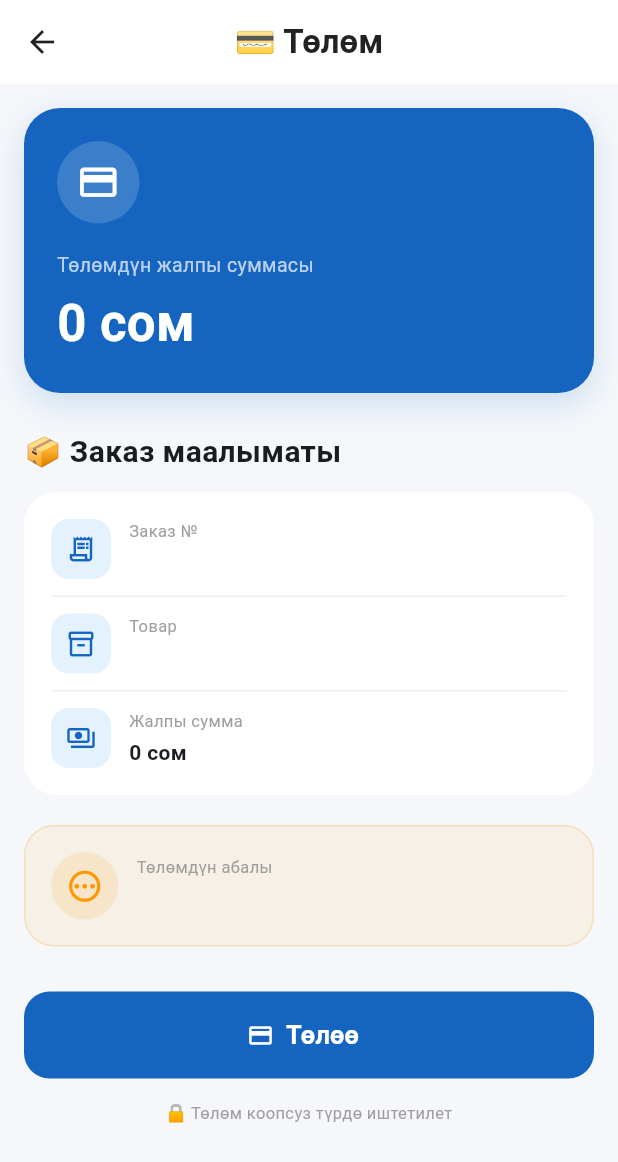
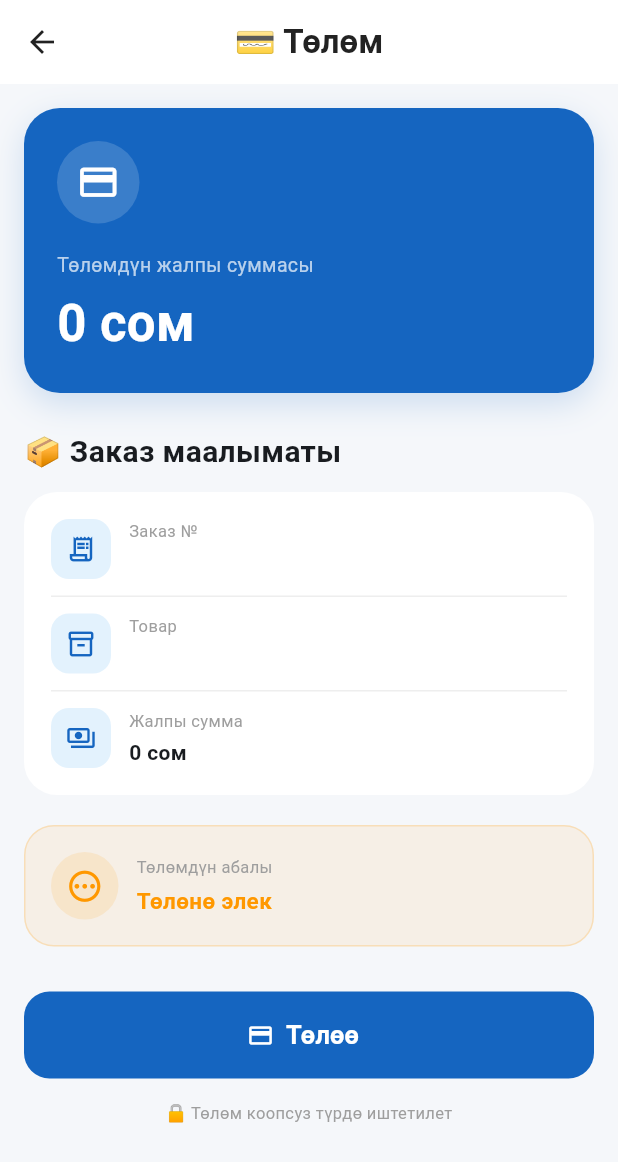
Before and after one commit to borboevmarlen2004-max/kg-korea-delivery, a Flutter app: the PaymentPage screen opened directly with empty values, on a phone screen of 412 x 824 dp. Shown: the top 1162 px of the screen. Run offline on Flutter 3.47's test engine with Material 3 defaults, Android fonts, the phone set to English and light mode, and no system bars; our stand-ins replace cloud_firestore, firebase_auth, firebase_core, firebase_messaging, firebase_storage, image_picker and 1 more; accounts and stored records are empty; statements that could not run were skipped.

Commit message:
Add multilingual payment page

```diff
--- a/lib/pages/payment_page.dart
+++ b/lib/pages/payment_page.dart
@@ -1,5 +1,6 @@
 import 'package:flutter/material.dart';
 import 'package:cloud_firestore/cloud_firestore.dart';
+import 'package:shared_preferences/shared_preferences.dart';
 
 class PaymentPage extends StatefulWidget {
   final Map<String, dynamic> data;
@@ -12,6 +13,131 @@ class PaymentPage extends StatefulWidget {
 
 class _PaymentPageState extends State<PaymentPage> {
   bool isPaying = false;
+  String currentLanguage = 'ky';
+
+  @override
+  void initState() {
+    super.initState();
+    _loadLanguage();
+  }
+
+  // =========================================================
+  // 🌍 LANGUAGE
+  // =========================================================
+
+  Future<void> _loadLanguage() async {
+    final prefs = await SharedPreferences.getInstance();
+
+    final language = prefs.getString('language') ?? 'ky';
+
+    if (!mounted) return;
+
+    setState(() {
+      currentLanguage = language;
+    });
+  }
+
+  String t(String key) {
+    const translations = <String, Map<String, String>>{
+      'payment': {
+        'ky': '💳 Төлөм',
+        'ru': '💳 Оплата',
+        'en': '💳 Payment',
+        'ko': '💳 결제',
+      },
+
+      'totalPayment': {
+        'ky': 'Төлөмдүн жалпы суммасы',
+        'ru': 'Общая сумма оплаты',
+        'en': 'Total payment amount',
+        'ko': '총 결제 금액',
+      },
+
+      'orderInfo': {
+        'ky': '📦 Заказ маалыматы',
+        'ru': '📦 Информация о заказе',
+        'en': '📦 Order information',
+        'ko': '📦 주문 정보',
+      },
+
+      'orderNumber': {
+        'ky': 'Заказ №',
+        'ru': 'Заказ №',
+        'en': 'Order No.',
+        'ko': '주문 번호',
+      },
+
+      'product': {'ky': 'Товар', 'ru': 'Товар', 'en': 'Product', 'ko': '상품'},
+
+      'total': {
+        'ky': 'Жалпы сумма',
+        'ru': 'Общая сумма',
+        'en': 'Total',
+        'ko': '총 금액',
+      },
+
+      'paymentStatus': {
+        'ky': 'Төлөмдүн абалы',
+        'ru': 'Статус оплаты',
+        'en': 'Payment status',
+        'ko': '결제 상태',
+      },
+
+      'notPaid': {
+        'ky': 'Төлөнө элек',
+        'ru': 'Не оплачено',
+        'en': 'Not paid',
+        'ko': '미결제',
+      },
+
+      'paid': {'ky': 'Төлөндү', 'ru': 'Оплачено', 'en': 'Paid', 'ko': '결제 완료'},
+
+      'paying': {
+        'ky': 'Төлөнүүдө...',
+        'ru': 'Оплата...',
+        'en': 'Processing payment...',
+        'ko': '결제 중...',
+      },
+
+      'paymentCompleted': {
+        'ky': 'Төлөм аткарылды',
+        'ru': 'Оплата выполнена',
+        'en': 'Payment completed',
+        'ko': '결제 완료',
+      },
+
+      'pay': {'ky': 'Төлөө', 'ru': 'Оплатить', 'en': 'Pay', 'ko': '결제하기'},
+
+      'securePayment': {
+        'ky': '🔒 Төлөм коопсуз түрдө иштетилет',
+        'ru': '🔒 Платёж обрабатывается безопасно',
+        'en': '🔒 Payment is processed securely',
+        'ko': '🔒 결제는 안전하게 처리됩니다',
+      },
+
+      'paymentSuccess': {
+        'ky': '✅ Төлөм ийгиликтүү аткарылды',
+        'ru': '✅ Оплата успешно выполнена',
+        'en': '✅ Payment completed successfully',
+        'ko': '✅ 결제가 성공적으로 완료되었습니다',
+      },
+
+      'paymentError': {
+        'ky': 'Төлөмдө ката',
+        'ru': 'Ошибка при оплате',
+        'en': 'Payment error',
+        'ko': '결제 오류',
+      },
+    };
+
+    return translations[key]?[currentLanguage] ??
+        translations[key]?['ky'] ??
+        key;
+  }
+
+  // =========================================================
+  // 💳 PAYMENT
+  // =========================================================
 
   Future<void> pay() async {
     if (isPaying) return;
@@ -28,9 +154,9 @@ class _PaymentPageState extends State<PaymentPage> {
 
       if (!mounted) return;
 
-      ScaffoldMessenger.of(context).showSnackBar(
-        const SnackBar(content: Text('✅ Төлөм ийгиликтүү аткарылды')),
-      );
+      ScaffoldMessenger.of(
+        context,
+      ).showSnackBar(SnackBar(content: Text(t('paymentSuccess'))));
 
       Navigator.pop(context);
     } catch (e) {
@@ -38,7 +164,7 @@ class _PaymentPageState extends State<PaymentPage> {
 
       ScaffoldMessenger.of(
         context,
-      ).showSnackBar(SnackBar(content: Text('Төлөмдө ката: $e')));
+      ).showSnackBar(SnackBar(content: Text('${t('paymentError')}: $e')));
     } finally {
       if (mounted) {
         setState(() {
@@ -47,6 +173,10 @@ class _PaymentPageState extends State<PaymentPage> {
       }
     }
   }
+
+  // =========================================================
+  // 🏗️ BUILD
+  // =========================================================
 
   @override
   Widget build(BuildContext context) {
@@ -64,17 +194,23 @@ class _PaymentPageState extends State<PaymentPage> {
     return Scaffold(
       backgroundColor: const Color(0xFFF5F7FA),
 
+      // =====================================================
+      // APP BAR
+      // =====================================================
       appBar: AppBar(
         backgroundColor: Colors.white,
         foregroundColor: Colors.black87,
         elevation: 0,
 
-        title: const Text(
-          '💳 Төлөм',
-          style: TextStyle(fontWeight: FontWeight.bold),
+        title: Text(
+          t('payment'),
+          style: const TextStyle(fontWeight: FontWeight.bold),
         ),
       ),
 
+      // =====================================================
+      // BODY
+      // =====================================================
       body: SingleChildScrollView(
         padding: const EdgeInsets.all(16),
 
@@ -87,16 +223,20 @@ class _PaymentPageState extends State<PaymentPage> {
             // =================================================
             Container(
               width: double.infinity,
+
               padding: const EdgeInsets.all(22),
 
               decoration: BoxDecoration(
                 color: const Color(0xFF1565C0),
+
                 borderRadius: BorderRadius.circular(24),
 
                 boxShadow: [
                   BoxShadow(
-                    color: const Color(0xFF1565C0).withOpacity(0.18),
+                    color: const Color(0xFF1565C0).withValues(alpha: 0.18),
+
                     blurRadius: 18,
+
                     offset: const Offset(0, 7),
                   ),
                 ],
@@ -111,7 +251,8 @@ class _PaymentPageState extends State<PaymentPage> {
                     height: 55,
 
                     decoration: BoxDecoration(
-                      color: Colors.white.withOpacity(0.16),
+                      color: Colors.white.withValues(alpha: 0.16),
+
                       shape: BoxShape.circle,
                     ),
 
@@ -124,15 +265,17 @@ class _PaymentPageState extends State<PaymentPage> {
 
                   const SizedBox(height: 18),
 
-                  const Text(
-                    'Төлөмдүн жалпы суммасы',
-                    style: TextStyle(color: Colors.white70, fontSize: 13),
+                  Text(
+                    t('totalPayment'),
+
+                    style: const TextStyle(color: Colors.white70, fontSize: 13),
                   ),
 
                   const SizedBox(height: 5),
 
                   Text(
                     '$totalPrice сом',
+
                     style: const TextStyle(
                       color: Colors.white,
                       fontSize: 34,
@@ -148,35 +291,42 @@ class _PaymentPageState extends State<PaymentPage> {
             // =================================================
             // 📦 ORDER INFO
             // =================================================
-            const Text(
-              '📦 Заказ маалыматы',
-              style: TextStyle(fontSize: 20, fontWeight: FontWeight.bold),
+            Text(
+              t('orderInfo'),
+
+              style: const TextStyle(fontSize: 20, fontWeight: FontWeight.bold),
             ),
 
             const SizedBox(height: 12),
 
             Container(
               width: double.infinity,
+
               padding: const EdgeInsets.all(18),
 
               decoration: BoxDecoration(
                 color: Colors.white,
+
                 borderRadius: BorderRadius.circular(22),
               ),
 
               child: Column(
                 children: [
-                  _infoRow(Icons.receipt_long_outlined, 'Заказ №', orderNumber),
+                  _infoRow(
+                    Icons.receipt_long_outlined,
+                    t('orderNumber'),
+                    orderNumber,
+                  ),
 
                   _divider(),
 
-                  _infoRow(Icons.inventory_2_outlined, 'Товар', product),
+                  _infoRow(Icons.inventory_2_outlined, t('product'), product),
 
                   _divider(),
 
                   _infoRow(
                     Icons.payments_outlined,
-                    'Жалпы сумма',
+                    t('total'),
                     '$totalPrice сом',
                   ),
                 ],
@@ -190,19 +340,20 @@ class _PaymentPageState extends State<PaymentPage> {
             // =================================================
             Container(
               width: double.infinity,
+
               padding: const EdgeInsets.all(17),
 
               decoration: BoxDecoration(
                 color: isPaid
-                    ? Colors.green.withOpacity(0.08)
-                    : Colors.orange.withOpacity(0.08),
+                    ? Colors.green.withValues(alpha: 0.08)
+                    : Colors.orange.withValues(alpha: 0.08),
 
                 borderRadius: BorderRadius.circular(20),
 
                 border: Border.all(
                   color: isPaid
-                      ? Colors.green.withOpacity(0.2)
-                      : Colors.orange.withOpacity(0.2),
+                      ? Colors.green.withValues(alpha: 0.2)
+                      : Colors.orange.withValues(alpha: 0.2),
                 ),
               ),
 
@@ -214,14 +365,17 @@ class _PaymentPageState extends State<PaymentPage> {
 
                     decoration: BoxDecoration(
                       color: isPaid
-                          ? Colors.green.withOpacity(0.12)
-                          : Colors.orange.withOpacity(0.12),
+                          ? Colors.green.withValues(alpha: 0.12)
+                          : Colors.orange.withValues(alpha: 0.12),
+
                       shape: BoxShape.circle,
                     ),
 
                     child: Icon(
                       isPaid ? Icons.check_circle : Icons.pending_outlined,
+
                       color: isPaid ? Colors.green : Colors.orange,
+
                       size: 25,
                     ),
                   ),
@@ -233,18 +387,24 @@ class _PaymentPageState extends State<PaymentPage> {
                       crossAxisAlignment: CrossAxisAlignment.start,
 
                       children: [
-                        const Text(
-                          'Төлөмдүн абалы',
-                          style: TextStyle(color: Colors.grey, fontSize: 11),
+                        Text(
+                          t('paymentStatus'),
+
+                          style: const TextStyle(
+                            color: Colors.grey,
+                            fontSize: 11,
+                          ),
                         ),
 
                         const SizedBox(height: 4),
 
                         Text(
-                          paymentStatus,
+                          isPaid ? t('paid') : t('notPaid'),
+
                           style: TextStyle(
                             fontSize: 15,
                             fontWeight: FontWeight.bold,
+
                             color: isPaid ? Colors.green : Colors.orange,
                           ),
                         ),
@@ -269,9 +429,13 @@ class _PaymentPageState extends State<PaymentPage> {
 
                 style: ElevatedButton.styleFrom(
                   backgroundColor: const Color(0xFF1565C0),
+
                   foregroundColor: Colors.white,
+
                   disabledBackgroundColor: Colors.grey.shade300,
+
                   disabledForegroundColor: Colors.grey.shade600,
+
                   elevation: 0,
 
                   shape: RoundedRectangleBorder(
@@ -283,6 +447,7 @@ class _PaymentPageState extends State<PaymentPage> {
                     ? const SizedBox(
                         width: 22,
                         height: 22,
+
                         child: CircularProgressIndicator(
                           strokeWidth: 2,
                           color: Colors.white,
@@ -292,10 +457,11 @@ class _PaymentPageState extends State<PaymentPage> {
 
                 label: Text(
                   isPaying
-                      ? 'Төлөнүүдө...'
+                      ? t('paying')
                       : isPaid
-                      ? 'Төлөм аткарылды'
-                      : 'Төлөө',
+                      ? t('paymentCompleted')
+                      : t('pay'),
+
                   style: const TextStyle(
                     fontSize: 17,
                     fontWeight: FontWeight.bold,
@@ -306,10 +472,11 @@ class _PaymentPageState extends State<PaymentPage> {
 
             const SizedBox(height: 15),
 
-            const Center(
+            Center(
               child: Text(
-                '🔒 Төлөм коопсуз түрдө иштетилет',
-                style: TextStyle(color: Colors.grey, fontSize: 11),
+                t('securePayment'),
+
+                style: const TextStyle(color: Colors.grey, fontSize: 11),
               ),
             ),
           ],
@@ -331,6 +498,7 @@ class _PaymentPageState extends State<PaymentPage> {
 
           decoration: BoxDecoration(
             color: const Color(0xFFE3F2FD),
+
             borderRadius: BorderRadius.circular(12),
           ),
 
@@ -346,6 +514,7 @@ class _PaymentPageState extends State<PaymentPage> {
             children: [
               Text(
                 title,
+
                 style: const TextStyle(color: Colors.grey, fontSize: 11),
               ),
 
@@ -353,8 +522,11 @@ class _PaymentPageState extends State<PaymentPage> {
 
               Text(
                 value,
+
                 maxLines: 2,
+
                 overflow: TextOverflow.ellipsis,
+
                 style: const TextStyle(
                   fontSize: 14,
                   fontWeight: FontWeight.w600,
@@ -367,6 +539,10 @@ class _PaymentPageState extends State<PaymentPage> {
     );
   }
 
+  // =========================================================
+  // DIVIDER
+  // =========================================================
+
   Widget _divider() {
     return Padding(
       padding: const EdgeInsets.symmetric(vertical: 11),
```
